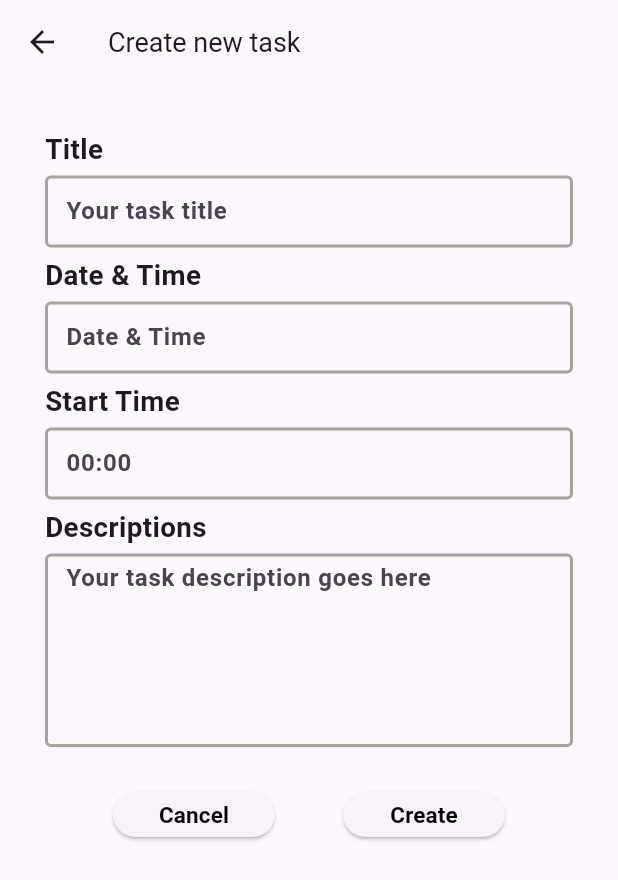
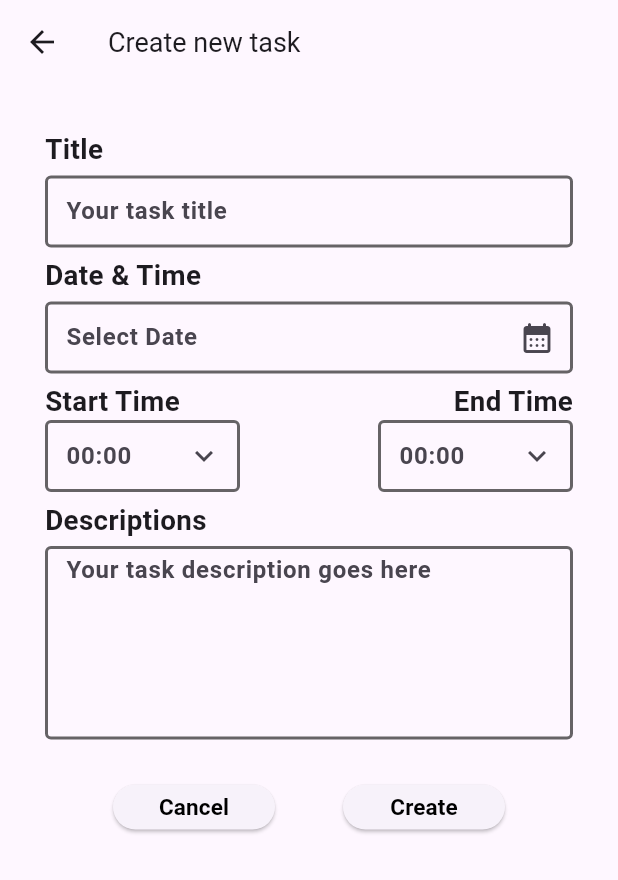
Before and after one commit to sinuw97/flutter-todo-app, a Flutter app: the MainPage screen opened directly, after a tap on the "add" icon, on a phone screen of 412 x 824 dp. Shown: the top 880 px of the screen. Run offline on Flutter 3.47's test engine with Material 3 defaults, Android fonts, the phone set to English and light mode, and no system bars.

Commit message:
Finish add task

```diff
--- a/lib/pages/home_page.dart
+++ b/lib/pages/home_page.dart
@@ -1,6 +1,5 @@
 import 'package:dhim_api/colors/app_colors.dart';
 import 'package:dhim_api/widgets/calender_bar.dart';
-import 'package:dhim_api/widgets/today_task.dart';
 import 'package:flutter/material.dart';
 import 'package:dhim_api/widgets/header.dart';
 
@@ -67,11 +66,11 @@ class _HomePageState extends State<HomePage> {
                     mainAxisAlignment: MainAxisAlignment.spaceBetween,
                     children: [
                       Text(
-                        "Today's Task",
+                        "Today's task",
                         style: TextStyle(fontSize: 18),
                       ),
                       Text(
-                        "See All",
+                        "Completed",
                         style: TextStyle(fontSize: 12),
                       ),
                     ],
--- a/lib/pages/login_page.dart
+++ b/lib/pages/login_page.dart
@@ -21,7 +21,6 @@ class _LoginPageState extends State<LoginPage> {
     super.initState();
     emailController.addListener(() =>
      setState(() {
-
      }));
   }
 
--- a/lib/pages/todo_page.dart
+++ b/lib/pages/todo_page.dart
@@ -1,6 +1,7 @@
 import 'package:dhim_api/pages/main_page.dart';
 import 'package:flutter/material.dart';
 import 'package:dhim_api/colors/app_colors.dart';
+import 'package:intl/intl.dart';
 
 class AddTodoPage extends StatefulWidget {
   const AddTodoPage({super.key});
@@ -10,6 +11,77 @@ class AddTodoPage extends StatefulWidget {
 }
 
 class _AddTodoPageState extends State<AddTodoPage> {
+
+  TextEditingController _titleController = TextEditingController();
+  TextEditingController _descriptionController = TextEditingController();
+  TextEditingController _dateController = TextEditingController();
+  TextEditingController _startTimeController = TextEditingController();
+  TextEditingController _endTimeController = TextEditingController();
+
+  TimeOfDay _time = TimeOfDay.now();
+  TimeOfDay? startTime, endTime;
+
+  // func untuk select time
+  Future<Null> selectStartTime(BuildContext context) async {
+    final TimeOfDay? pickedTime = await showTimePicker(
+      context: context,
+      initialTime: _time,
+    );
+    if (pickedTime != null) {
+      setState(() {
+        startTime = pickedTime;
+        final formattedHour = startTime?.hour.toString().padLeft(2, '0');
+        final formattedMinute = startTime?.minute.toString().padLeft(2, '0');
+        _startTimeController.text = "${formattedHour}:${formattedMinute}";
+        print("Start Time: ${_startTimeController.text}");
+        print("Start Time variable: ${startTime}");
+      });
+    }
+  }
+
+  // func untuk simpan ke database
+  void _saveTask() {
+    String title = _titleController.text;
+    String description = _descriptionController.text;
+    String dateTime = _dateController.text;
+    String startTime = _startTimeController.text;
+    String endTime = _endTimeController.text;
+
+    print(title);
+    print(description);
+    print(dateTime);
+    print(startTime);
+    print(endTime);
+
+    _titleController.clear();
+    _descriptionController.clear();
+    _dateController.clear();
+    _startTimeController.clear();
+    _endTimeController.clear();
+
+    ScaffoldMessenger.of(context).showSnackBar(
+      SnackBar(content: Text('Task berhasil dibuat!')),
+    );
+  }
+
+  // func untuk select time
+  Future<Null> selectEndTime(BuildContext context) async {
+    final TimeOfDay? pickedTime = await showTimePicker(
+      context: context,
+      initialTime: _time,
+    );
+    if (pickedTime != null) {
+      setState(() {
+        endTime = pickedTime;
+        final formattedHour = endTime?.hour.toString().padLeft(2, '0');
+        final formattedMinute = endTime?.minute.toString().padLeft(2, '0');
+        _endTimeController.text = "${formattedHour}:${formattedMinute}";
+        print("End Time: ${_startTimeController.text}");
+        print("End Time variable: ${endTime}");
+      });
+    }
+  }
+
   @override
   Widget build(BuildContext context) {
     return Scaffold(
@@ -54,7 +126,14 @@ class _AddTodoPageState extends State<AddTodoPage> {
               SizedBox(height: 5),
               buildDateField(),
               SizedBox(height: 5),
-              // start time
+              // Time sections
+              Row(
+                mainAxisAlignment: MainAxisAlignment.spaceBetween,
+                children: [
+                  // Start time
+                  Column(
+                    crossAxisAlignment: CrossAxisAlignment.start,
+                    children: [
                       Text(
                         "Start Time",
                         style: TextStyle(
@@ -62,8 +141,29 @@ class _AddTodoPageState extends State<AddTodoPage> {
                           fontWeight: FontWeight.w700
                         ),
                       ),
-              SizedBox(height: 5),
-              buildStartTimeField(),
+                      SizedBox(
+                        width: 130,
+                        child: buildStartTimeField()),
+                    ],
+                  ),
+                  // End time
+                  Column(
+                    crossAxisAlignment: CrossAxisAlignment.end,
+                    children: [
+                      Text(
+                        "End Time",
+                        style: TextStyle(
+                          fontSize: 18.5,
+                          fontWeight: FontWeight.w700
+                        ),
+                      ),
+                      SizedBox(
+                        width: 130,
+                        child: buildEndTimeField()),
+                    ],
+                  )
+                ],
+              ),
               SizedBox(height: 5),
               // descriptions
               Text(
@@ -112,6 +212,7 @@ class _AddTodoPageState extends State<AddTodoPage> {
                     height: 30,
                     child: ElevatedButton(
                       onPressed: () => {
+                        _saveTask(),
                         Navigator.push(
                           context,
                           MaterialPageRoute(builder: (context) => const MainPage() ))
@@ -141,17 +242,27 @@ class _AddTodoPageState extends State<AddTodoPage> {
     );
   }
 
+  @override
+  void dispose() {
+    _titleController.dispose();
+    _descriptionController.dispose();
+    _dateController.dispose();
+    _startTimeController.dispose();
+    _endTimeController.dispose();
+    super.dispose();
+  }
+
   // widget title
   Widget buildTitleField() => TextField(
-    //controller: emailController,
+    controller: _titleController,
     style: const TextStyle(
-      color: AppColors.resedaGreen,
+      color: AppColors.black,
       fontWeight: FontWeight.w600
     ),
     decoration: InputDecoration(
       hintText: "Your task title",
       labelStyle: const TextStyle(
-        color: AppColors.resedaGreen,
+        color: AppColors.black,
       ),
       contentPadding: const EdgeInsets.only(
         top: 3,
@@ -160,19 +271,19 @@ class _AddTodoPageState extends State<AddTodoPage> {
       // ignore: prefer_const_constructors
       border: OutlineInputBorder(
         borderSide: const BorderSide(
-          color: AppColors.resedaGreen,
+          color: AppColors.black,
           width: 2.0
         )
       ),
       focusedBorder: const OutlineInputBorder(
         borderSide: BorderSide(
-          color: AppColors.resedaGreen,  // Warna border saat focus
+          color: AppColors.black,  // Warna border saat focus
           width: 2.0,
         ),
       ),
       enabledBorder: OutlineInputBorder(
         borderSide: BorderSide(
-          color: AppColors.resedaGreen.withOpacity(0.6),  // Warna border saat dalam keadaan normal
+          color: AppColors.black.withOpacity(0.6),  // Warna border saat dalam keadaan normal
           width: 2.0,
         ),
       ),
@@ -182,53 +293,73 @@ class _AddTodoPageState extends State<AddTodoPage> {
 
   // widget date & time
   Widget buildDateField() => TextField(
-    //controller: emailController,
+    controller: _dateController,
+    readOnly: true,
     style: const TextStyle(
-      color: AppColors.resedaGreen,
+      color: AppColors.black,
       fontWeight: FontWeight.w600
     ),
     decoration: InputDecoration(
-      hintText: "Date & Time",
+      hintText: "Select Date",
       labelStyle: const TextStyle(
-        color: AppColors.resedaGreen,
+        color: AppColors.black,
       ),
       contentPadding: const EdgeInsets.only(
         top: 3,
         left: 10
       ),
+      suffixIcon: Icon(Icons.calendar_month_rounded),
       // ignore: prefer_const_constructors
       border: OutlineInputBorder(
         borderSide: const BorderSide(
-          color: AppColors.resedaGreen,
+          color: AppColors.black,
           width: 2.0
         )
       ),
       focusedBorder: const OutlineInputBorder(
         borderSide: BorderSide(
-          color: AppColors.resedaGreen,  // Warna border saat focus
+          color: AppColors.black,  // Warna border saat focus
           width: 2.0,
         ),
       ),
       enabledBorder: OutlineInputBorder(
         borderSide: BorderSide(
-          color: AppColors.resedaGreen.withOpacity(0.6),  // Warna border saat dalam keadaan normal
+          color: AppColors.black.withOpacity(0.6),  // Warna border saat dalam keadaan normal
           width: 2.0,
         ),
       ),
     ),
+    onTap: () async {
+      final DateTime? pickedDate = await showDatePicker(
+        context: context,
+        initialDate: DateTime.now(),
+        firstDate: DateTime(1999),
+        lastDate: DateTime(2100),
+      );
+      // cek
+      if(pickedDate != null) {
+        // simpan kedalam state _date
+        setState(() {
+          _dateController.text = pickedDate.toLocal().toString().split(" ")[0];
+        });
+      }
+    },
     textInputAction: TextInputAction.done,
   );
 
   // widget start time
   Widget buildStartTimeField() => TextField(
+    controller: _startTimeController,
+    readOnly: true,
     style: const TextStyle(
-      color: AppColors.resedaGreen,
+      color: AppColors.black,
       fontWeight: FontWeight.w600
     ),
     decoration: InputDecoration(
       hintText: "00:00",
+      suffixIcon: Icon(Icons.keyboard_arrow_down),
       labelStyle: const TextStyle(
-        color: AppColors.resedaGreen,
+        color: AppColors.black,
       ),
       contentPadding: const EdgeInsets.only(
         top: 3,
@@ -236,36 +367,81 @@ class _AddTodoPageState extends State<AddTodoPage> {
       ),
       border: OutlineInputBorder(
         borderSide: const BorderSide(
-          color: AppColors.resedaGreen,
+          color: AppColors.black,
           width: 2.0
         )
       ),
       focusedBorder: const OutlineInputBorder(
         borderSide: BorderSide(
-          color: AppColors.resedaGreen,  // Warna border saat focus
+          color: AppColors.black,  // Warna border saat focus
           width: 2.0,
         ),
       ),
       enabledBorder: OutlineInputBorder(
         borderSide: BorderSide(
-          color: AppColors.resedaGreen.withOpacity(0.6),  // Warna border saat dalam keadaan normal
+          color: AppColors.black.withOpacity(0.6),  // Warna border saat dalam keadaan normal
           width: 2.0,
         ),
       ),
     ),
+    onTap: (){
+      selectStartTime(context);
+    },
+  );
+
+  Widget buildEndTimeField() => TextField(
+    controller: _endTimeController,
+    readOnly: true,
+    style: const TextStyle(
+      color: AppColors.black,
+      fontWeight: FontWeight.w600
+    ),
+    decoration: InputDecoration(
+      hintText: "00:00",
+      suffixIcon: Icon(Icons.keyboard_arrow_down),
+      labelStyle: const TextStyle(
+        color: AppColors.black,
+      ),
+      contentPadding: const EdgeInsets.only(
+        top: 3,
+        left: 10
+      ),
+      border: OutlineInputBorder(
+        borderSide: const BorderSide(
+          color: AppColors.black,
+          width: 2.0
+        )
+      ),
+      focusedBorder: const OutlineInputBorder(
+        borderSide: BorderSide(
+          color: AppColors.black,  // Warna border saat focus
+          width: 2.0,
+        ),
+      ),
+      enabledBorder: OutlineInputBorder(
+        borderSide: BorderSide(
+          color: AppColors.black.withOpacity(0.6),  // Warna border saat dalam keadaan normal
+          width: 2.0,
+        ),
+      ),
+    ),
+    onTap: (){
+      selectEndTime(context);
+    },
   );
 
   // widget descriptions
   Widget buildDescriptionField() => TextFormField(
+    controller: _descriptionController,
     maxLines: 5,
     style: const TextStyle(
-      color: AppColors.resedaGreen,
+      color: AppColors.black,
       fontWeight: FontWeight.w600
     ),
     decoration: InputDecoration(
       hintText: "Your task description goes here",
       labelStyle: const TextStyle(
-        color: AppColors.resedaGreen,
+        color: AppColors.black,
       ),
       contentPadding: const EdgeInsets.only(
         top: 9,
@@ -273,22 +449,23 @@ class _AddTodoPageState extends State<AddTodoPage> {
       ),
       border: OutlineInputBorder(
         borderSide: const BorderSide(
-          color: AppColors.resedaGreen,
+          color: AppColors.black,
           width: 2.0
         )
       ),
       focusedBorder: const OutlineInputBorder(
         borderSide: BorderSide(
-          color: AppColors.resedaGreen,  // Warna border saat focus
+          color: AppColors.black,  // Warna border saat focus
           width: 2.0,
         ),
       ),
       enabledBorder: OutlineInputBorder(
         borderSide: BorderSide(
-          color: AppColors.resedaGreen.withOpacity(0.6),  // Warna border saat dalam keadaan normal
+          color: AppColors.black.withOpacity(0.6),  // Warna border saat dalam keadaan normal
           width: 2.0,
         ),
       ),
     ),
   );
+
 }
--- a/lib/widgets/header.dart
+++ b/lib/widgets/header.dart
@@ -17,22 +17,10 @@ class HomeHeader extends StatelessWidget {
       ),
       child: Column(
         children: [
-        // Header Text
-          const Padding(
-            padding: EdgeInsets.only(
-              top: 10
-            ),
-            child: Text(
-              "My Todo App",
-              style: TextStyle(
-                fontSize: 20
-              ),
-            ),
-          ),
            // Welcome Text
           Padding(
             padding: const EdgeInsets.only(
-              top: 29
+              top: 70
             ),
             child: SizedBox(
               width: 319,
```
Also changed, not shown: lib/pages/main_page.dart (+3 -14 lines), lib/pages/profile_page.dart (+10 -0 lines), pubspec.lock, 2 other files. Lines whose indentation alone changed are shown as unchanged.
